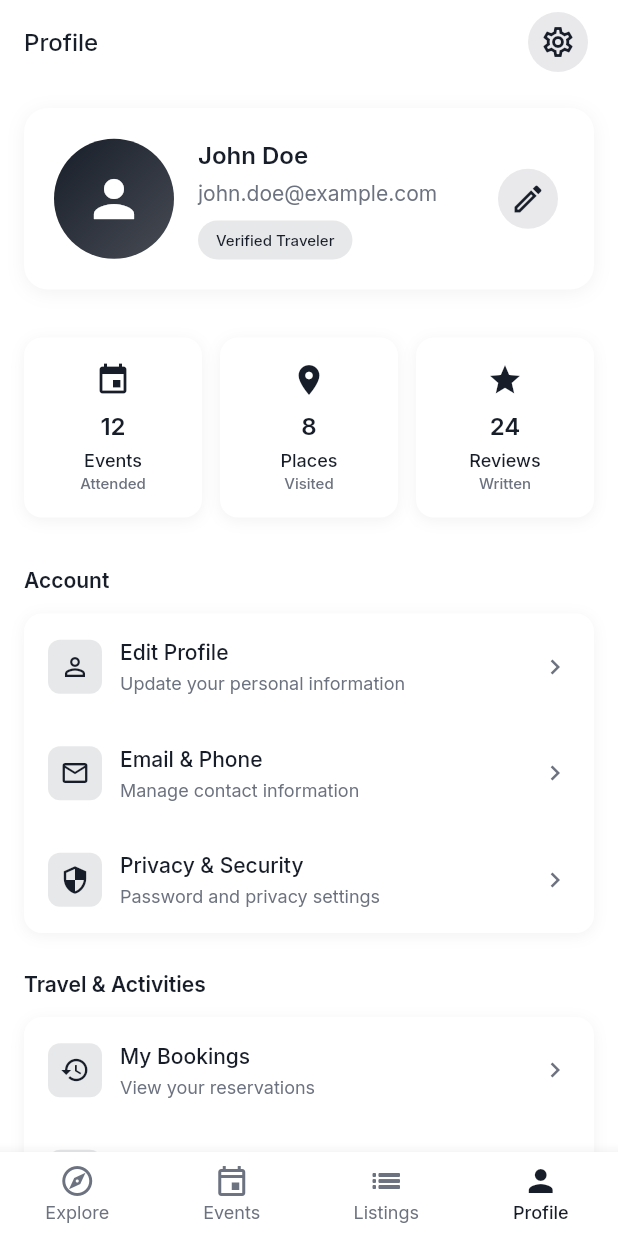
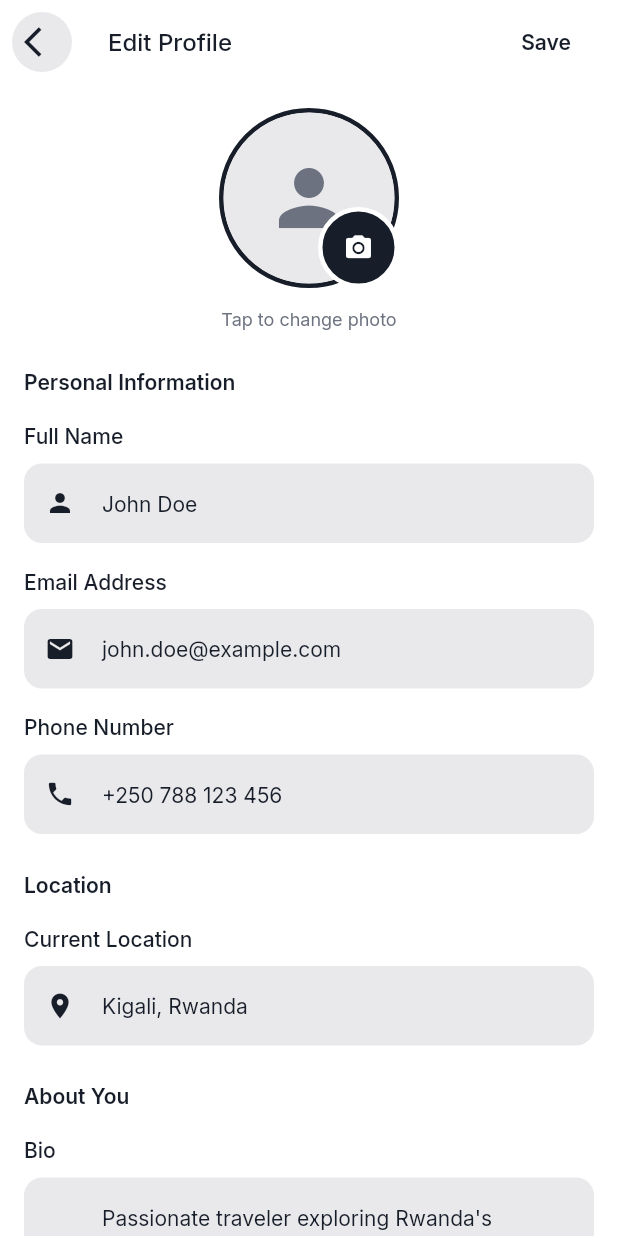
Before and after one commit to hubertit/zoea.mobile.2, a Flutter app: the ProfileScreen screen opened by its route, after a tap on "Edit Profile", on a phone screen of 412 x 824 dp. Run offline on Flutter 3.47's test engine with Material 3 defaults, Android fonts, the phone set to English and light mode, and no system bars; our stand-ins replace cached_network_image, country_picker, dio, flutter_animate, flutter_riverpod, go_router and 4 more; accounts and stored records are empty; network calls fail.

Commit message:
Add comprehensive Edit Profile screen with form validation
- Create EditProfileScreen with form fields for personal information
- Implement profile picture editing with camera/gallery options
- Add form validation for required fields and email format
- Include sections for Personal Information, Location, and Bio
- Add loading states and success/error feedback with SnackBar
- Implement consistent AppTheme styling and navigation patterns
- Add navigation from profile screen Edit Profile menu item
- Support for mock user data initialization and form submission
- Include bottom sheet for profile picture selection options

```diff
--- a/lib/core/router/app_router.dart
+++ b/lib/core/router/app_router.dart
@@ -17,6 +17,7 @@ import '../../features/profile/screens/profile_screen.dart';
 import '../../features/profile/screens/events_attended_screen.dart';
 import '../../features/profile/screens/visited_places_screen.dart';
 import '../../features/profile/screens/reviews_written_screen.dart';
+import '../../features/profile/screens/edit_profile_screen.dart';
 import '../../features/profile/screens/settings_screen.dart';
 import '../../features/referrals/screens/referral_screen.dart';
 import '../widgets/shell.dart';
@@ -135,6 +136,10 @@ final routerProvider = Provider<GoRouter>((ref) {
         path: '/profile/reviews-written',
         builder: (context, state) => const ReviewsWrittenScreen(),
       ),
+      GoRoute(
+        path: '/profile/edit',
+        builder: (context, state) => const EditProfileScreen(),
+      ),
     ],
   );
 });
--- /dev/null
+++ b/lib/features/profile/screens/edit_profile_screen.dart
@@ -0,0 +1,497 @@
+import 'package:flutter/material.dart';
+import 'package:flutter_riverpod/flutter_riverpod.dart';
+import 'package:go_router/go_router.dart';
+
+import '../../../core/theme/app_theme.dart';
+
+class EditProfileScreen extends ConsumerStatefulWidget {
+  const EditProfileScreen({super.key});
+
+  @override
+  ConsumerState<EditProfileScreen> createState() => _EditProfileScreenState();
+}
+
+class _EditProfileScreenState extends ConsumerState<EditProfileScreen> {
+  final _formKey = GlobalKey<FormState>();
+  final _nameController = TextEditingController();
+  final _emailController = TextEditingController();
+  final _phoneController = TextEditingController();
+  final _bioController = TextEditingController();
+  final _locationController = TextEditingController();
+
+  bool _isLoading = false;
+
+  @override
+  void initState() {
+    super.initState();
+    // Initialize with current user data (mock for now)
+    _nameController.text = 'John Doe';
+    _emailController.text = 'john.doe@example.com';
+    _phoneController.text = '+250 788 123 456';
+    _bioController.text = 'Passionate traveler exploring Rwanda\'s beautiful landscapes and rich culture.';
+    _locationController.text = 'Kigali, Rwanda';
+  }
+
+  @override
+  void dispose() {
+    _nameController.dispose();
+    _emailController.dispose();
+    _phoneController.dispose();
+    _bioController.dispose();
+    _locationController.dispose();
+    super.dispose();
+  }
+
+  @override
+  Widget build(BuildContext context) {
+    return Scaffold(
+      backgroundColor: AppTheme.backgroundColor,
+      appBar: AppBar(
+        title: Text(
+          'Edit Profile',
+          style: AppTheme.titleLarge,
+        ),
+        backgroundColor: AppTheme.backgroundColor,
+        elevation: 0,
+        centerTitle: false,
+        automaticallyImplyLeading: false,
+        leading: IconButton(
+          onPressed: () => context.go('/profile'),
+          icon: const Icon(Icons.arrow_back_ios),
+          style: IconButton.styleFrom(
+            backgroundColor: AppTheme.dividerColor,
+            foregroundColor: AppTheme.primaryTextColor,
+          ),
+        ),
+        actions: [
+          TextButton(
+            onPressed: _isLoading ? null : _saveProfile,
+            child: Text(
+              'Save',
+              style: AppTheme.bodyMedium.copyWith(
+                color: AppTheme.primaryColor,
+                fontWeight: FontWeight.w600,
+              ),
+            ),
+          ),
+          const SizedBox(width: 16),
+        ],
+      ),
+      body: Form(
+        key: _formKey,
+        child: ListView(
+          padding: const EdgeInsets.all(16),
+          children: [
+            // Profile Picture Section
+            _buildProfilePictureSection(),
+            const SizedBox(height: 24),
+
+            // Personal Information
+            _buildSectionHeader('Personal Information'),
+            const SizedBox(height: 16),
+            _buildTextField(
+              controller: _nameController,
+              label: 'Full Name',
+              hint: 'Enter your full name',
+              icon: Icons.person,
+              validator: (value) {
+                if (value == null || value.trim().isEmpty) {
+                  return 'Please enter your full name';
+                }
+                return null;
+              },
+            ),
+            const SizedBox(height: 16),
+            _buildTextField(
+              controller: _emailController,
+              label: 'Email Address',
+              hint: 'Enter your email address',
+              icon: Icons.email,
+              keyboardType: TextInputType.emailAddress,
+              validator: (value) {
+                if (value == null || value.trim().isEmpty) {
+                  return 'Please enter your email address';
+                }
+                if (!RegExp(r'^[\w-\.]+@([\w-]+\.)+[\w-]{2,4}$').hasMatch(value)) {
+                  return 'Please enter a valid email address';
+                }
+                return null;
+              },
+            ),
+            const SizedBox(height: 16),
+            _buildTextField(
+              controller: _phoneController,
+              label: 'Phone Number',
+              hint: 'Enter your phone number',
+              icon: Icons.phone,
+              keyboardType: TextInputType.phone,
+              validator: (value) {
+                if (value == null || value.trim().isEmpty) {
+                  return 'Please enter your phone number';
+                }
+                return null;
+              },
+            ),
+            const SizedBox(height: 24),
+
+            // Location Information
+            _buildSectionHeader('Location'),
+            const SizedBox(height: 16),
+            _buildTextField(
+              controller: _locationController,
+              label: 'Current Location',
+              hint: 'Enter your current location',
+              icon: Icons.location_on,
+            ),
+            const SizedBox(height: 24),
+
+            // Bio Section
+            _buildSectionHeader('About You'),
+            const SizedBox(height: 16),
+            _buildTextField(
+              controller: _bioController,
+              label: 'Bio',
+              hint: 'Tell us about yourself',
+              icon: Icons.info,
+              maxLines: 4,
+            ),
+            const SizedBox(height: 32),
+
+            // Save Button
+            _buildSaveButton(),
+            const SizedBox(height: 16),
+          ],
+        ),
+      ),
+    );
+  }
+
+  Widget _buildProfilePictureSection() {
+    return Center(
+      child: Column(
+        children: [
+          Stack(
+            children: [
+              Container(
+                width: 120,
+                height: 120,
+                decoration: BoxDecoration(
+                  shape: BoxShape.circle,
+                  border: Border.all(
+                    color: AppTheme.primaryColor,
+                    width: 3,
+                  ),
+                ),
+                child: ClipOval(
+                  child: Image.network(
+                    'https://images.unsplash.com/photo-1472099645785-5658abf4ff4e?w=200&h=200&fit=crop',
+                    fit: BoxFit.cover,
+                    errorBuilder: (context, error, stackTrace) => Container(
+                      color: AppTheme.dividerColor,
+                      child: const Icon(
+                        Icons.person,
+                        size: 60,
+                        color: AppTheme.secondaryTextColor,
+                      ),
+                    ),
+                  ),
+                ),
+              ),
+              Positioned(
+                bottom: 0,
+                right: 0,
+                child: Container(
+                  decoration: BoxDecoration(
+                    color: AppTheme.primaryColor,
+                    shape: BoxShape.circle,
+                    border: Border.all(
+                      color: AppTheme.backgroundColor,
+                      width: 3,
+                    ),
+                  ),
+                  child: IconButton(
+                    onPressed: _changeProfilePicture,
+                    icon: const Icon(
+                      Icons.camera_alt,
+                      color: Colors.white,
+                      size: 20,
+                    ),
+                    style: IconButton.styleFrom(
+                      padding: const EdgeInsets.all(8),
+                    ),
+                  ),
+                ),
+              ),
+            ],
+          ),
+          const SizedBox(height: 12),
+          Text(
+            'Tap to change photo',
+            style: AppTheme.bodySmall.copyWith(
+              color: AppTheme.secondaryTextColor,
+            ),
+          ),
+        ],
+      ),
+    );
+  }
+
+  Widget _buildSectionHeader(String title) {
+    return Text(
+      title,
+      style: AppTheme.titleMedium.copyWith(
+        fontWeight: FontWeight.w600,
+        color: AppTheme.primaryTextColor,
+      ),
+    );
+  }
+
+  Widget _buildTextField({
+    required TextEditingController controller,
+    required String label,
+    required String hint,
+    required IconData icon,
+    TextInputType? keyboardType,
+    int maxLines = 1,
+    String? Function(String?)? validator,
+  }) {
+    return Column(
+      crossAxisAlignment: CrossAxisAlignment.start,
+      children: [
+        Text(
+          label,
+          style: AppTheme.bodyMedium.copyWith(
+            fontWeight: FontWeight.w500,
+            color: AppTheme.primaryTextColor,
+          ),
+        ),
+        const SizedBox(height: 8),
+        TextFormField(
+          controller: controller,
+          keyboardType: keyboardType,
+          maxLines: maxLines,
+          validator: validator,
+          style: AppTheme.bodyMedium,
+          decoration: InputDecoration(
+            hintText: hint,
+            hintStyle: AppTheme.bodyMedium.copyWith(
+              color: AppTheme.secondaryTextColor,
+            ),
+            prefixIcon: Icon(
+              icon,
+              color: AppTheme.primaryColor,
+              size: 20,
+            ),
+            filled: true,
+            fillColor: AppTheme.dividerColor,
+            border: OutlineInputBorder(
+              borderRadius: BorderRadius.circular(12),
+              borderSide: BorderSide.none,
+            ),
+            enabledBorder: OutlineInputBorder(
+              borderRadius: BorderRadius.circular(12),
+              borderSide: BorderSide.none,
+            ),
+            focusedBorder: OutlineInputBorder(
+              borderRadius: BorderRadius.circular(12),
+              borderSide: BorderSide(
+                color: AppTheme.primaryColor,
+                width: 2,
+              ),
+            ),
+            errorBorder: OutlineInputBorder(
+              borderRadius: BorderRadius.circular(12),
+              borderSide: BorderSide(
+                color: Colors.red,
+                width: 2,
+              ),
+            ),
+            focusedErrorBorder: OutlineInputBorder(
+              borderRadius: BorderRadius.circular(12),
+              borderSide: BorderSide(
+                color: Colors.red,
+                width: 2,
+              ),
+            ),
+            contentPadding: const EdgeInsets.symmetric(
+              horizontal: 16,
+              vertical: 16,
+            ),
+          ),
+        ),
+      ],
+    );
+  }
+
+  Widget _buildSaveButton() {
+    return SizedBox(
+      width: double.infinity,
+      child: OutlinedButton(
+        onPressed: _isLoading ? null : _saveProfile,
+        style: OutlinedButton.styleFrom(
+          foregroundColor: Colors.white,
+          backgroundColor: AppTheme.primaryColor,
+          side: BorderSide(color: AppTheme.primaryColor),
+          padding: const EdgeInsets.symmetric(horizontal: 24, vertical: 16),
+          shape: RoundedRectangleBorder(
+            borderRadius: BorderRadius.circular(12),
+          ),
+        ),
+        child: _isLoading
+            ? const SizedBox(
+                height: 20,
+                width: 20,
+                child: CircularProgressIndicator(
+                  color: Colors.white,
+                  strokeWidth: 2,
+                ),
+              )
+            : Text(
+                'Save Changes',
+                style: AppTheme.bodyMedium.copyWith(
+                  fontWeight: FontWeight.w600,
+                  color: Colors.white,
+                ),
+              ),
+      ),
+    );
+  }
+
+  void _changeProfilePicture() {
+    showModalBottomSheet(
+      context: context,
+      backgroundColor: AppTheme.backgroundColor,
+      shape: const RoundedRectangleBorder(
+        borderRadius: BorderRadius.vertical(top: Radius.circular(20)),
+      ),
+      builder: (context) => Container(
+        padding: const EdgeInsets.all(20),
+        child: Column(
+          mainAxisSize: MainAxisSize.min,
+          children: [
+            Container(
+              width: 40,
+              height: 4,
+              decoration: BoxDecoration(
+                color: AppTheme.dividerColor,
+                borderRadius: BorderRadius.circular(2),
+              ),
+            ),
+            const SizedBox(height: 20),
+            Text(
+              'Change Profile Picture',
+              style: AppTheme.titleMedium.copyWith(
+                fontWeight: FontWeight.w600,
+              ),
+            ),
+            const SizedBox(height: 20),
+            Row(
+              children: [
+                Expanded(
+                  child: OutlinedButton.icon(
+                    onPressed: () {
+                      Navigator.pop(context);
+                      // TODO: Implement camera functionality
+                    },
+                    icon: const Icon(Icons.camera_alt),
+                    label: const Text('Camera'),
+                    style: OutlinedButton.styleFrom(
+                      foregroundColor: AppTheme.primaryColor,
+                      backgroundColor: AppTheme.backgroundColor,
+                      side: BorderSide(color: AppTheme.primaryColor),
+                      padding: const EdgeInsets.symmetric(vertical: 12),
+                      shape: RoundedRectangleBorder(
+                        borderRadius: BorderRadius.circular(8),
+                      ),
+                    ),
+                  ),
+                ),
+                const SizedBox(width: 12),
+                Expanded(
+                  child: OutlinedButton.icon(
+                    onPressed: () {
+                      Navigator.pop(context);
+                      // TODO: Implement gallery functionality
+                    },
+                    icon: const Icon(Icons.photo_library),
+                    label: const Text('Gallery'),
+                    style: OutlinedButton.styleFrom(
+                      foregroundColor: AppTheme.primaryColor,
+                      backgroundColor: AppTheme.backgroundColor,
+                      side: BorderSide(color: AppTheme.primaryColor),
+                      padding: const EdgeInsets.symmetric(vertical: 12),
+                      shape: RoundedRectangleBorder(
+                        borderRadius: BorderRadius.circular(8),
+                      ),
+                    ),
+                  ),
+                ),
+              ],
+            ),
+            const SizedBox(height: 20),
+          ],
+        ),
+      ),
+    );
+  }
+
+  void _saveProfile() async {
+    if (!_formKey.currentState!.validate()) {
+      return;
+    }
+
+    setState(() {
+      _isLoading = true;
+    });
+
+    try {
+      // TODO: Implement actual profile update logic
+      await Future.delayed(const Duration(seconds: 2)); // Simulate API call
+
+      if (mounted) {
+        ScaffoldMessenger.of(context).showSnackBar(
+          SnackBar(
+            content: Text(
+              'Profile updated successfully!',
+              style: AppTheme.bodyMedium.copyWith(
+                color: Colors.white,
+              ),
+            ),
+            backgroundColor: AppTheme.successColor,
+            behavior: SnackBarBehavior.floating,
+            shape: RoundedRectangleBorder(
+              borderRadius: BorderRadius.circular(8),
+            ),
+          ),
+        );
+
+        // Navigate back to profile
+        context.go('/profile');
+      }
+    } catch (e) {
+      if (mounted) {
+        ScaffoldMessenger.of(context).showSnackBar(
+          SnackBar(
+            content: Text(
+              'Failed to update profile. Please try again.',
+              style: AppTheme.bodyMedium.copyWith(
+                color: Colors.white,
+              ),
+            ),
+            backgroundColor: Colors.red,
+            behavior: SnackBarBehavior.floating,
+            shape: RoundedRectangleBorder(
+              borderRadius: BorderRadius.circular(8),
+            ),
+          ),
+        );
+      }
+    } finally {
+      if (mounted) {
+        setState(() {
+          _isLoading = false;
+        });
+      }
+    }
+  }
+}
--- a/lib/features/profile/screens/profile_screen.dart
+++ b/lib/features/profile/screens/profile_screen.dart
@@ -62,7 +62,7 @@ class _ProfileScreenState extends ConsumerState<ProfileScreen> {
                   title: 'Edit Profile',
                   subtitle: 'Update your personal information',
                   onTap: () {
-                    // TODO: Navigate to edit profile
+                    context.go('/profile/edit');
                   },
                 ),
                 _buildMenuItem(
```
